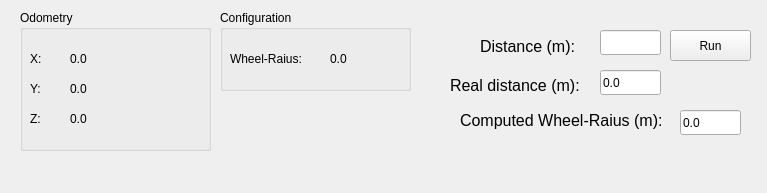
Old version of the form andino_rqt/resource/andino_calibrate.ui in the repository jlaube/andino.
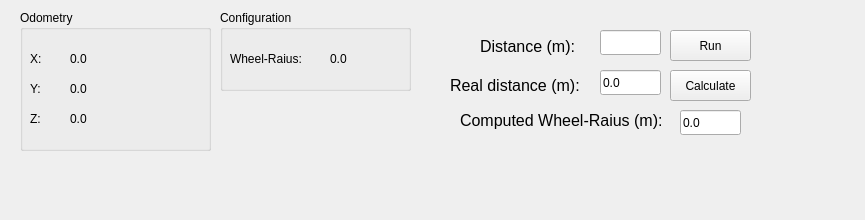
New version of the form.

Commit message: Calculate ideal wheel radius

The edit to the form file:
```diff
--- a/andino_rqt/resource/andino_calibrate.ui
+++ b/andino_rqt/resource/andino_calibrate.ui
@@ -9,8 +9,8 @@
    <rect>
     <x>0</x>
     <y>0</y>
-    <width>767</width>
-    <height>193</height>
+    <width>865</width>
+    <height>220</height>
    </rect>
   </property>
   <property name="windowTitle">
@@ -252,6 +252,19 @@
     <string>0.0</string>
    </property>
   </widget>
+  <widget class="QPushButton" name="btnCalculate">
+   <property name="geometry">
+    <rect>
+     <x>670</x>
+     <y>70</y>
+     <width>81</width>
+     <height>31</height>
+    </rect>
+   </property>
+   <property name="text">
+    <string>Calculate</string>
+   </property>
+  </widget>
  </widget>
  <resources/>
  <connections/>
```
The commit also changes 1 other file.
